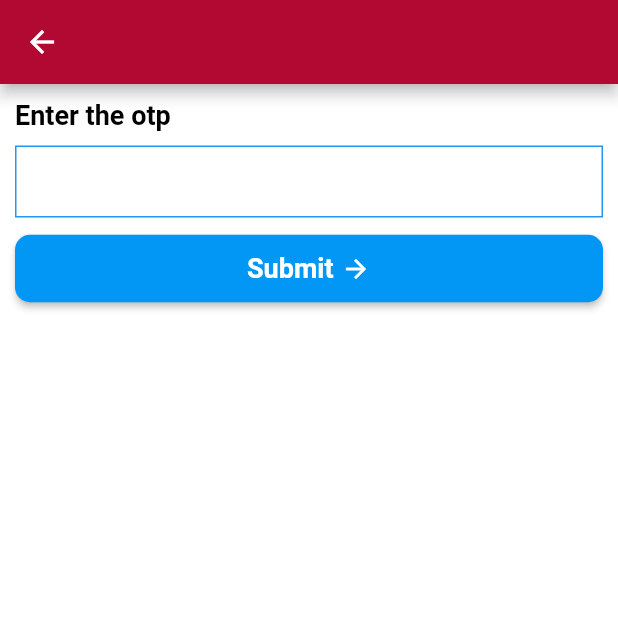
After one commit to coddrikaz/SSF, a Flutter app: the sendOtp screen opened directly, on a phone screen of 412 x 824 dp, the top half of it. The commit adds this screen. Run offline on Flutter 3.47's test engine with Material 2 defaults, Android fonts, the phone set to English and light mode, and no system bars; our stand-ins replace carousel_slider, dio, flutter_html, flutter_screenutil, flutter_smart_dialog, flutter_svg and 5 more; missing offline and left inert: flutter_web_browser; accounts and stored records are empty; network calls fail.

Commit message:
wednesday_code

```diff
--- a/lib/App/Authentication/LoginScreen/login_controller.dart
+++ b/lib/App/Authentication/LoginScreen/login_controller.dart
@@ -41,7 +41,6 @@ class LoginController extends GetxController {
              var result = response.data;
              debugPrint(result.toString());
 
-
              SmartDialog.dismiss();
              await Future.delayed(const Duration(seconds: 1));
              SmartDialog.showToast("Login Successfully");
--- /dev/null
+++ b/lib/App/Authentication/Registration/sendOtp.dart
@@ -0,0 +1,149 @@
+import 'dart:convert';
+
+import 'package:dio/dio.dart';
+import 'package:flutter/material.dart';
+import 'package:flutter_smart_dialog/flutter_smart_dialog.dart';
+import 'package:get/get_core/get_core.dart';
+import 'package:get/get_navigation/get_navigation.dart';
+import 'package:internet_connection_checker/internet_connection_checker.dart';
+import 'package:staple_food_fortification/Constants/SffColor.dart';
+import 'package:staple_food_fortification/Constants/rest_api.dart';
+import 'package:staple_food_fortification/Routes/route_names.dart';
+
+class sendOtp extends StatefulWidget {
+  const sendOtp({Key? key}) : super(key: key);
+
+  @override
+  State<sendOtp> createState() => _sendOtpState();
+}
+
+class _sendOtpState extends State<sendOtp> {
+  final otpController = TextEditingController();
+
+  @override
+  Widget build(BuildContext context) {
+    return Scaffold(
+      appBar: AppBar(
+        backgroundColor: SffColor.sffMainColor,
+        leading: IconButton(
+          icon: Icon(Icons.arrow_back, color: Colors.white),
+          onPressed: () => Navigator.of(context).pop(),
+        ),
+      ),
+      body: Container(
+        padding: EdgeInsets.symmetric(vertical: 10, horizontal: 10),
+        child: Column(
+          children: [
+            Container(
+              margin: EdgeInsets.only(bottom: 10),
+              alignment: Alignment.topLeft,
+              child: Text("Enter the otp",
+                  style: TextStyle(
+                      color: Colors.black,
+                      fontSize: 18,
+                      fontWeight: FontWeight.bold)),
+            ),
+            TextFormField(
+                controller: otpController,
+                cursorColor: Colors.blue,
+                style: TextStyle(
+                  // fontSize: 24,
+                  color: Colors.black,
+                  // fontWeight: FontWeight.w600,
+                ),
+                onChanged: (value) {
+                  setState(() {
+                    // userInput.text = value.toString();
+                  });
+                },
+                decoration: InputDecoration(
+                  // labelText: "Enter Email",
+                  fillColor: Colors.white,
+                  contentPadding: EdgeInsets.only(left: 10, right: 5),
+                  focusedBorder: OutlineInputBorder(
+                    borderRadius: BorderRadius.circular(0.0),
+                    borderSide: BorderSide(
+                      color: Colors.blue,
+                    ),
+                  ),
+                  enabledBorder: OutlineInputBorder(
+                    borderRadius: BorderRadius.circular(0.0),
+                    borderSide: BorderSide(
+                      color: Colors.blue,
+                      width: 1.0,
+                    ),
+                  ),
+                )),
+            SizedBox(height: 10),
+            MaterialButton(
+              height: 45,
+              color: SffColor.sffBlueColor,
+              onPressed: () async => await getOtp(),
+              // print("clickkkk");
+              // onPressed: () {
+              // Navigator.of(context).push(MaterialPageRoute(
+              //     builder: (context) => HomeScreen()));
+              // },
+              child: Row(
+                mainAxisAlignment: MainAxisAlignment.center,
+                crossAxisAlignment: CrossAxisAlignment.center,
+                children: [
+                  Text("Submit",
+                      style: TextStyle(
+                          color: Colors.white,
+                          fontWeight: FontWeight.bold,
+                          fontSize: 18)),
+                  SizedBox(width: 5),
+                  Icon(Icons.arrow_forward, color: Colors.white, size: 20),
+                ],
+              ),
+              shape: RoundedRectangleBorder(
+                borderRadius: BorderRadius.circular(10.0),
+              ),
+            ),
+          ],
+        ),
+      ),
+    );
+  }
+
+  Future<void> getOtp() async {
+    bool result = await InternetConnectionChecker().hasConnection;
+    if (result) {
+      SmartDialog.showLoading(backDismiss: false, clickMaskDismiss: false);
+      var response = await Dio().post(RestUrl.otpVerification,
+          data: json.encode({
+            "mobile": "7351880296",
+            "otp": otpController.text,
+          }));
+
+      debugPrint("LLLLLLLLLLLLL ${response.toString()}");
+      //   var result = response.data;
+      //   debugPrint("ooooooootpppppp ${result.toString()}");
+
+      if (response.statusCode == 200) {
+        for (Map<String, dynamic> obj in response.data) {
+          if (obj['status'] == '200') {
+            Get.toNamed(RoutesName.clientRegScreen);
+
+            SmartDialog.dismiss();
+            await Future.delayed(const Duration(seconds: 1));
+            SmartDialog.showToast(obj['message']);
+          } else {
+            SmartDialog.dismiss();
+            await Future.delayed(const Duration(seconds: 1));
+            SmartDialog.showToast(obj['message']);
+          }
+        }
+        SmartDialog.dismiss();
+        SmartDialog.showToast("Pleaseghdtdgfdghftjfvgh");
+      } else {
+        SmartDialog.showToast("incorrect otp");
+        SmartDialog.dismiss();
+      }
+    } else {
+      SmartDialog.showToast("Please check Internet connection");
+      SmartDialog.dismiss();
+    }
+  }
+}
```
Also changed, not shown: lib/App/Authentication/ClientRegistration/clientRegController.dart (+57 -0 lines), lib/App/Authentication/Registration/registration_controller.dart (+32 -14 lines), lib/App/Authentication/Registration/registration_screen.dart (+22 -7 lines), lib/Constants/rest_api.dart (line endings or trailing spaces).
